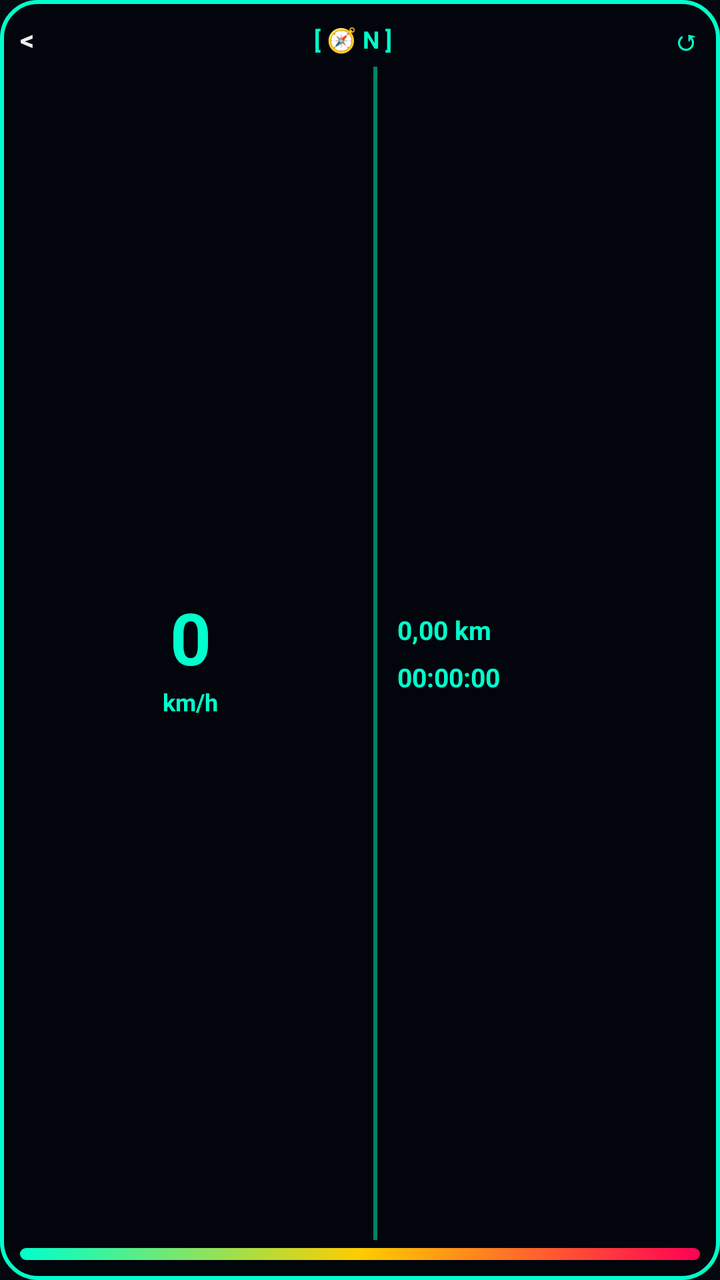
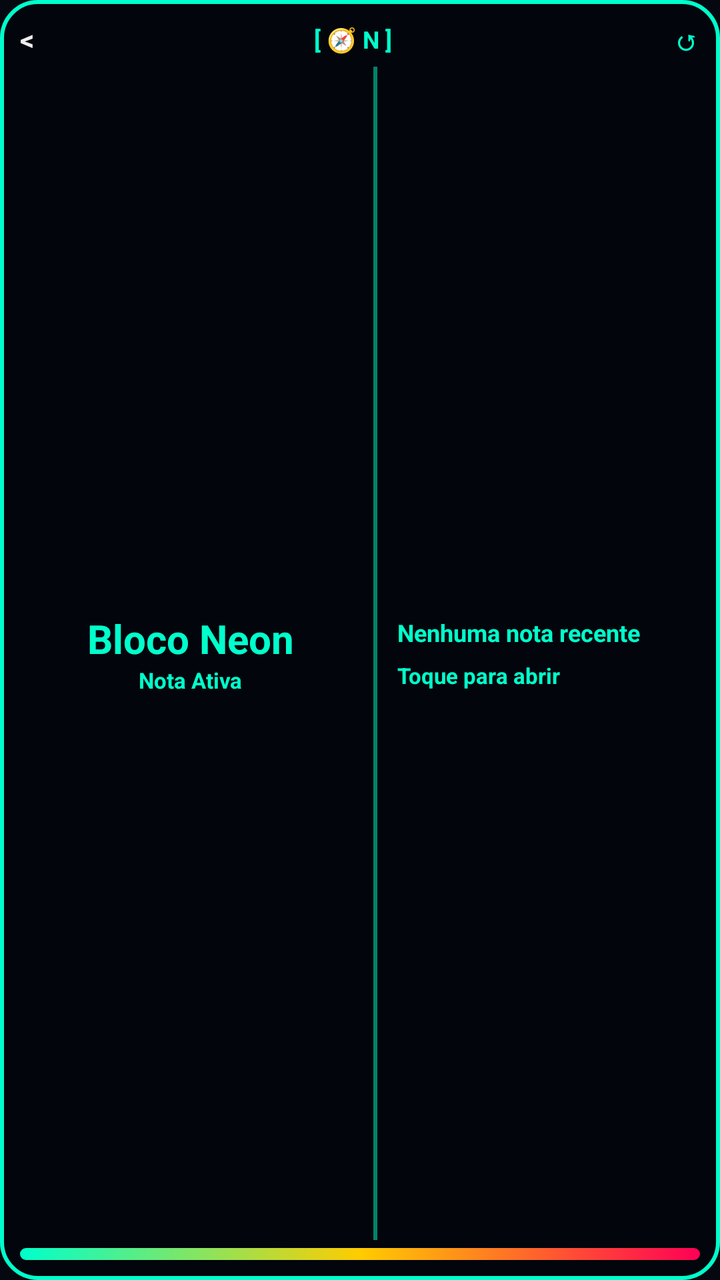

Compare the two renders of this Android layout. The source of the first and the diff that turns it into the second are given below.
<!-- AndroidManifest.xml: application theme Theme.MyApplication -->
<!-- res/layout/widget_normal_layout.xml -->
<?xml version="1.0" encoding="utf-8"?>
<LinearLayout xmlns:android="http://schemas.android.com/apk/res/android"
    android:id="@+id/widget_container"
    android:layout_width="match_parent"
    android:layout_height="match_parent"
    android:orientation="vertical"
    android:gravity="center"
    android:background="@drawable/bg_glass_widget"
    android:padding="10dp">

    
    <LinearLayout
        android:layout_width="match_parent"
        android:layout_height="wrap_content"
        android:orientation="horizontal"
        android:gravity="center_vertical"
        android:layout_marginBottom="4dp">

        <TextView
            android:layout_width="wrap_content"
            android:layout_height="wrap_content"
            android:text="&lt;"
            android:textColor="#EEFFFFFF"
            android:textSize="14sp"
            android:textStyle="bold" />

        <TextView
            android:layout_width="0dp"
            android:layout_height="wrap_content"
            android:layout_weight="1"
            android:text="[ 🧭 N ]"
            android:textColor="#00FFCC"
            android:textSize="12sp"
            android:textStyle="bold"
            android:gravity="center" />

        <TextView
            android:layout_width="wrap_content"
            android:layout_height="wrap_content"
            android:text="↺"
            android:textColor="#00FFCC"
            android:textSize="14sp"
            android:textStyle="bold" />

    </LinearLayout>

    
    <LinearLayout
        android:layout_width="match_parent"
        android:layout_height="0dp"
        android:layout_weight="1"
        android:orientation="horizontal"
        android:gravity="center_vertical">

        
        <LinearLayout
            android:layout_width="0dp"
            android:layout_height="wrap_content"
            android:layout_weight="1.1"
            android:orientation="vertical"
            android:gravity="center">

            <TextView
                android:id="@+id/widget_speed_text"
                android:layout_width="wrap_content"
                android:layout_height="wrap_content"
                android:text="0"
                android:textColor="#00FFCC"
                android:textSize="36sp"
                android:textStyle="bold" />

            <TextView
                android:layout_width="wrap_content"
                android:layout_height="wrap_content"
                android:text="km/h"
                android:textColor="#00FFCC"
                android:textSize="12sp"
                android:textStyle="bold" />
        </LinearLayout>

        
        <FrameLayout
            android:layout_width="2dp"
            android:layout_height="match_parent"
            android:background="#8000FFCC"
            android:layout_marginStart="6dp"
            android:layout_marginEnd="6dp" />

        
        <LinearLayout
            android:layout_width="0dp"
            android:layout_height="wrap_content"
            android:layout_weight="1"
            android:orientation="vertical"
            android:gravity="start|center_vertical"
            android:paddingStart="4dp"
            android:paddingEnd="4dp">

            <TextView
                android:id="@+id/widget_distance_text"
                android:layout_width="wrap_content"
                android:layout_height="wrap_content"
                android:text="0,00 km"
                android:textColor="#00FFCC"
                android:textSize="13sp"
                android:textStyle="bold" />

            <TextView
                android:id="@+id/widget_time_text"
                android:layout_width="wrap_content"
                android:layout_height="wrap_content"
                android:text="00:00:00"
                android:textColor="#00FFCC"
                android:textSize="13sp"
                android:textStyle="bold"
                android:layout_marginTop="6dp" />
        </LinearLayout>

    </LinearLayout>

    
    <FrameLayout
        android:layout_width="match_parent"
        android:layout_height="6dp"
        android:background="@drawable/bg_neon_bar"
        android:layout_marginTop="4dp" />

</LinearLayout>
<!-- resources referenced by this layout -->
<resources>
  <!-- drawable bg_glass_widget (drawable) -->
  <?xml version="1.0" encoding="utf-8"?>
  <shape xmlns:android="http://schemas.android.com/apk/res/android"
      android:shape="rectangle">
      <solid android:color="#F203060B" />
      <stroke
          android:width="2dp"
          android:color="#FF00FFCC" />
      <corners android:radius="18dp" />
  </shape>
  <!-- drawable bg_neon_bar (drawable) -->
  <?xml version="1.0" encoding="utf-8"?>
  <shape xmlns:android="http://schemas.android.com/apk/res/android"
      android:shape="rectangle">
      <gradient
          android:startColor="#FF00FFCC"
          android:centerColor="#FFFFCC00"
          android:endColor="#FFFF0055"
          android:angle="0" />
      <corners android:radius="4dp" />
  </shape>
  <style name="Theme.MyApplication" parent="android:Theme.Material.NoActionBar">
          <item name="android:windowIsTranslucent">false</item>
          <item name="android:windowBackground">#05080F</item>
          <item name="android:windowNoTitle">true</item>
          <item name="android:backgroundDimEnabled">false</item>
          <item name="android:windowAnimationStyle">@style/SeamlessWindowAnimation</item>
      </style>
  <style name="SeamlessWindowAnimation" parent="android:Animation">
          <item name="android:activityOpenEnterAnimation">@android:anim/fade_in</item>
          <item name="android:activityOpenExitAnimation">@android:anim/fade_out</item>
          <item name="android:activityCloseEnterAnimation">@android:anim/fade_in</item>
          <item name="android:activityCloseExitAnimation">@android:anim/fade_out</item>
      </style>
</resources>

<!-- the commit's change to res/layout/widget_normal_layout.xml (unified diff, before → after) -->
@@ -19,7 +19,7 @@
         <TextView
             android:layout_width="wrap_content"
             android:layout_height="wrap_content"
-            android:text="&lt;"
+            android:text="@string/widget_back_symbol"
             android:textColor="#EEFFFFFF"
             android:textSize="14sp"
             android:textStyle="bold" />
@@ -28,7 +28,7 @@
             android:layout_width="0dp"
             android:layout_height="wrap_content"
             android:layout_weight="1"
-            android:text="[ 🧭 N ]"
+            android:text="@string/widget_compass_default"
             android:textColor="#00FFCC"
             android:textSize="12sp"
             android:textStyle="bold"
@@ -37,7 +37,7 @@
         <TextView
             android:layout_width="wrap_content"
             android:layout_height="wrap_content"
-            android:text="↺"
+            android:text="@string/widget_reset_symbol"
             android:textColor="#00FFCC"
             android:textSize="14sp"
             android:textStyle="bold" />
@@ -64,17 +64,17 @@
                 android:id="@+id/widget_speed_text"
                 android:layout_width="wrap_content"
                 android:layout_height="wrap_content"
-                android:text="0"
+                android:text="Bloco Neon"
                 android:textColor="#00FFCC"
-                android:textSize="36sp"
+                android:textSize="20sp"
                 android:textStyle="bold" />
 
             <TextView
                 android:layout_width="wrap_content"
                 android:layout_height="wrap_content"
-                android:text="km/h"
+                android:text="Nota Ativa"
                 android:textColor="#00FFCC"
-                android:textSize="12sp"
+                android:textSize="11sp"
                 android:textStyle="bold" />
         </LinearLayout>
 
@@ -100,18 +100,18 @@
                 android:id="@+id/widget_distance_text"
                 android:layout_width="wrap_content"
                 android:layout_height="wrap_content"
-                android:text="0,00 km"
+                android:text="Nenhuma nota recente"
                 android:textColor="#00FFCC"
-                android:textSize="13sp"
+                android:textSize="12sp"
                 android:textStyle="bold" />
 
             <TextView
                 android:id="@+id/widget_time_text"
                 android:layout_width="wrap_content"
                 android:layout_height="wrap_content"
-                android:text="00:00:00"
+                android:text="Toque para abrir"
                 android:textColor="#00FFCC"
-                android:textSize="13sp"
+                android:textSize="11sp"
                 android:textStyle="bold"
                 android:layout_marginTop="6dp" />
         </LinearLayout>
<!-- resource entries referenced after the edit -->
@@ -21,6 +21,9 @@
           android:angle="0" />
       <corners android:radius="4dp" />
   </shape>
+  <string name="widget_back_symbol">&lt;</string>
+  <string name="widget_compass_default">[ 🧭 N ]</string>
+  <string name="widget_reset_symbol">↺</string>
   <style name="Theme.MyApplication" parent="android:Theme.Material.NoActionBar">
           <item name="android:windowIsTranslucent">false</item>
           <item name="android:windowBackground">#05080F</item>
